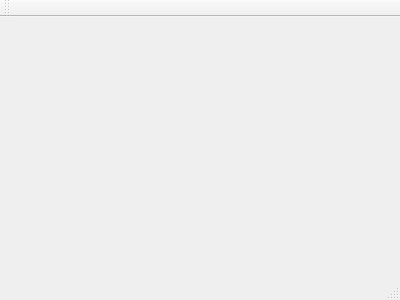
Qt form CdtTools/mainwindow.ui (CGinMax/ProtocolTools) before a commit.
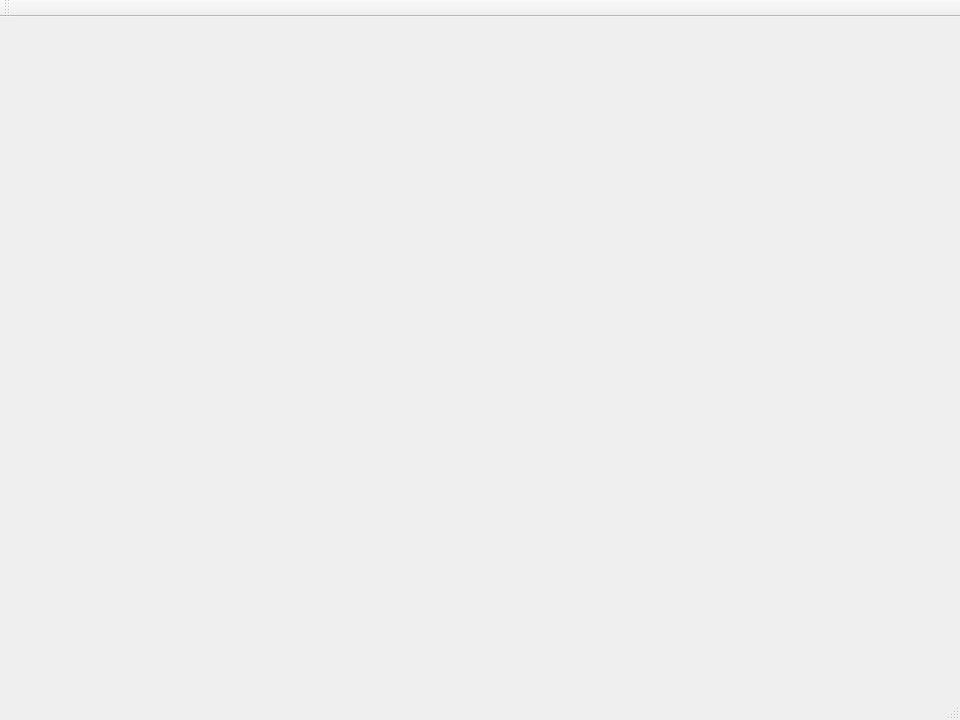
The same form after that commit.

```diff
--- a/CdtTools/mainwindow.ui
+++ b/CdtTools/mainwindow.ui
@@ -6,15 +6,28 @@
    <rect>
     <x>0</x>
     <y>0</y>
-    <width>400</width>
-    <height>300</height>
+    <width>960</width>
+    <height>720</height>
    </rect>
   </property>
   <property name="windowTitle">
    <string>MainWindow</string>
   </property>
   <widget class="QWidget" name="centralWidget">
-   <layout class="QVBoxLayout" name="verticalLayout"/>
+   <layout class="QVBoxLayout" name="verticalLayout">
+    <property name="leftMargin">
+     <number>1</number>
+    </property>
+    <property name="topMargin">
+     <number>1</number>
+    </property>
+    <property name="rightMargin">
+     <number>1</number>
+    </property>
+    <property name="bottomMargin">
+     <number>1</number>
+    </property>
+   </layout>
   </widget>
   <widget class="QMenuBar" name="menuBar">
    <property name="geometry">
```
Left out of the diff: 2 changed lines with no effect on the pictures.
